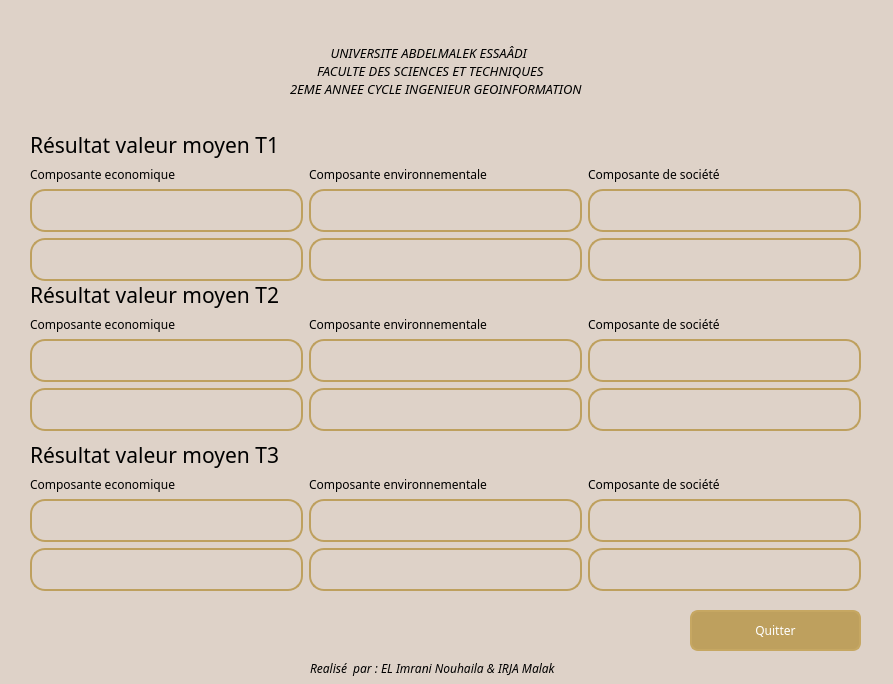
Before: the Qt Designer form sigpreject_dialog_base.ui in Naela1819/AnalyseMulticriteres, drawn with Qt 5.
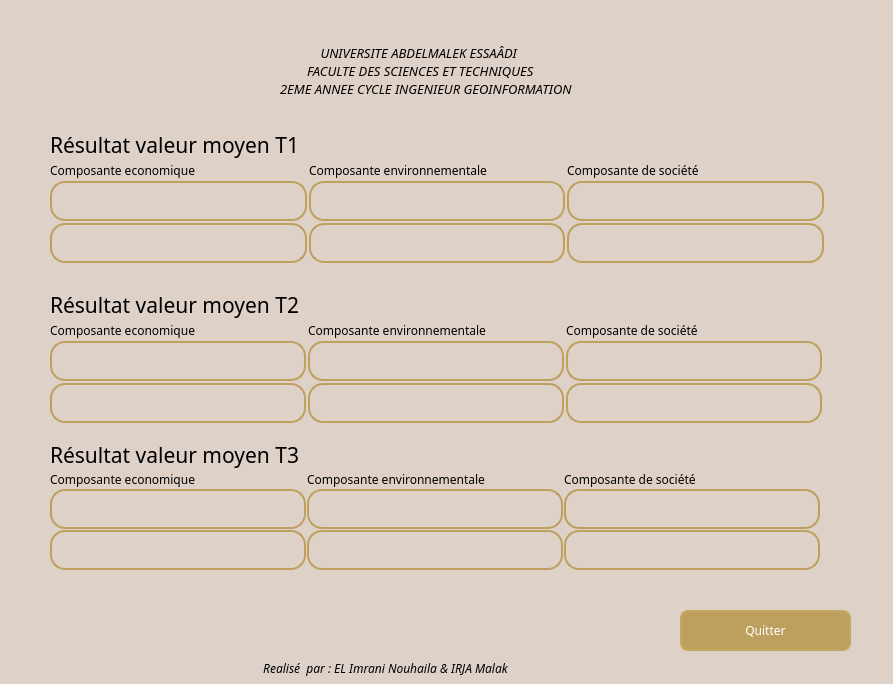
After: the same form once the commit is applied. The open tabs and pages were chosen to show the change.

Patch:
```diff
--- a/sigpreject_dialog_base.ui
+++ b/sigpreject_dialog_base.ui
@@ -19,10 +19,10 @@
   <widget class="QStackedWidget" name="stackedWidget">
    <property name="geometry">
     <rect>
-     <x>0</x>
+     <x>-10</x>
      <y>0</y>
-     <width>891</width>
-     <height>691</height>
+     <width>901</width>
+     <height>681</height>
     </rect>
    </property>
    <property name="styleSheet">
@@ -3683,6 +3683,12 @@
     </widget>
    </widget>
    <widget class="QWidget" name="page_6">
+    <property name="maximumSize">
+     <size>
+      <width>900</width>
+      <height>700</height>
+     </size>
+    </property>
     <widget class="QPushButton" name="quitbt4">
      <property name="geometry">
       <rect>
@@ -3740,7 +3746,7 @@
     <widget class="QLabel" name="label_39">
      <property name="geometry">
       <rect>
-       <x>310</x>
+       <x>230</x>
        <y>660</y>
        <width>331</width>
        <height>16</height>
@@ -3756,19 +3762,37 @@
      <property name="text">
       <string>Realisé  par : EL Imrani Nouhaila &amp; IRJA Malak</string>
      </property>
+     <property name="alignment">
+      <set>Qt::AlignCenter</set>
+     </property>
     </widget>
     <widget class="QWidget" name="layoutWidget">
      <property name="geometry">
       <rect>
-       <x>30</x>
-       <y>280</y>
-       <width>831</width>
-       <height>151</height>
+       <x>60</x>
+       <y>290</y>
+       <width>774</width>
+       <height>130</height>
       </rect>
      </property>
      <layout class="QGridLayout" name="gridLayout_5">
+      <property name="sizeConstraint">
+       <enum>QLayout::SetFixedSize</enum>
+      </property>
+      <property name="leftMargin">
+       <number>0</number>
+      </property>
+      <property name="spacing">
+       <number>2</number>
+      </property>
       <item row="2" column="1">
        <widget class="QTextBrowser" name="rst2_c2">
+        <property name="maximumSize">
+         <size>
+          <width>16777215</width>
+          <height>40</height>
+         </size>
+        </property>
         <property name="styleSheet">
          <string notr="true">QTextBrowser{
 border: 2px solid rgb(190, 160, 94);
@@ -3783,6 +3807,12 @@
       </item>
       <item row="2" column="2">
        <widget class="QTextBrowser" name="rst2_c3">
+        <property name="maximumSize">
+         <size>
+          <width>16777215</width>
+          <height>40</height>
+         </size>
+        </property>
         <property name="styleSheet">
          <string notr="true">QTextBrowser{
 border: 2px solid rgb(190, 160, 94);
@@ -3797,6 +3827,12 @@
       </item>
       <item row="3" column="0">
        <widget class="QTextBrowser" name="rst_c2_5">
+        <property name="maximumSize">
+         <size>
+          <width>16777215</width>
+          <height>40</height>
+         </size>
+        </property>
         <property name="styleSheet">
          <string notr="true">QTextBrowser{
 border: 2px solid rgb(190, 160, 94);
@@ -3811,6 +3847,12 @@
       </item>
       <item row="3" column="1">
        <widget class="QTextBrowser" name="rst_c2_18">
+        <property name="maximumSize">
+         <size>
+          <width>16777215</width>
+          <height>40</height>
+         </size>
+        </property>
         <property name="styleSheet">
          <string notr="true">QTextBrowser{
 border: 2px solid rgb(190, 160, 94);
@@ -3825,6 +3867,12 @@
       </item>
       <item row="3" column="2">
        <widget class="QTextBrowser" name="rst_c2_19">
+        <property name="maximumSize">
+         <size>
+          <width>16777215</width>
+          <height>40</height>
+         </size>
+        </property>
         <property name="styleSheet">
          <string notr="true">QTextBrowser{
 border: 2px solid rgb(190, 160, 94);
@@ -3839,6 +3887,12 @@
       </item>
       <item row="0" column="0">
        <widget class="QLabel" name="label_41">
+        <property name="maximumSize">
+         <size>
+          <width>16777215</width>
+          <height>30</height>
+         </size>
+        </property>
         <property name="font">
          <font>
           <family>Franklin Gothic Medium</family>
@@ -3852,6 +3906,12 @@
       </item>
       <item row="2" column="0">
        <widget class="QTextBrowser" name="rst2_c1">
+        <property name="maximumSize">
+         <size>
+          <width>16777215</width>
+          <height>40</height>
+         </size>
+        </property>
         <property name="styleSheet">
          <string notr="true">QTextBrowser{
 border: 2px solid rgb(190, 160, 94);
@@ -3866,6 +3926,12 @@
       </item>
       <item row="1" column="0">
        <widget class="QLabel" name="label_132">
+        <property name="maximumSize">
+         <size>
+          <width>16777215</width>
+          <height>20</height>
+         </size>
+        </property>
         <property name="font">
          <font>
           <family>Franklin Gothic Medium</family>
@@ -3879,6 +3945,12 @@
       </item>
       <item row="1" column="1">
        <widget class="QLabel" name="label_133">
+        <property name="maximumSize">
+         <size>
+          <width>16777215</width>
+          <height>20</height>
+         </size>
+        </property>
         <property name="font">
          <font>
           <family>Franklin Gothic Medium</family>
@@ -3892,6 +3964,12 @@
       </item>
       <item row="1" column="2">
        <widget class="QLabel" name="label_131">
+        <property name="maximumSize">
+         <size>
+          <width>16777215</width>
+          <height>20</height>
+         </size>
+        </property>
         <property name="font">
          <font>
           <family>Franklin Gothic Medium</family>
@@ -3908,15 +3986,27 @@
     <widget class="QWidget" name="layoutWidget_2">
      <property name="geometry">
       <rect>
-       <x>30</x>
+       <x>60</x>
        <y>440</y>
-       <width>831</width>
-       <height>151</height>
+       <width>772</width>
+       <height>127</height>
       </rect>
      </property>
-     <layout class="QGridLayout" name="gridLayout_6">
+     <layout class="QGridLayout" name="gridLayout_6" columnstretch="0,0,0">
+      <property name="sizeConstraint">
+       <enum>QLayout::SetFixedSize</enum>
+      </property>
+      <property name="spacing">
+       <number>1</number>
+      </property>
       <item row="0" column="0">
        <widget class="QLabel" name="label_44">
+        <property name="maximumSize">
+         <size>
+          <width>16777215</width>
+          <height>30</height>
+         </size>
+        </property>
         <property name="font">
          <font>
           <family>Franklin Gothic Medium</family>
@@ -3930,6 +4020,12 @@
       </item>
       <item row="1" column="2">
        <widget class="QLabel" name="label_134">
+        <property name="maximumSize">
+         <size>
+          <width>16777215</width>
+          <height>20</height>
+         </size>
+        </property>
         <property name="font">
          <font>
           <family>Franklin Gothic Medium</family>
@@ -3943,6 +4039,12 @@
       </item>
       <item row="2" column="0">
        <widget class="QTextBrowser" name="rst3_c1">
+        <property name="maximumSize">
+         <size>
+          <width>16777215</width>
+          <height>40</height>
+         </size>
+        </property>
         <property name="styleSheet">
          <string notr="true">QTextBrowser{
 border: 2px solid rgb(190, 160, 94);
@@ -3957,6 +4059,12 @@
       </item>
       <item row="1" column="0">
        <widget class="QLabel" name="label_135">
+        <property name="maximumSize">
+         <size>
+          <width>16777215</width>
+          <height>20</height>
+         </size>
+        </property>
         <property name="font">
          <font>
           <family>Franklin Gothic Medium</family>
@@ -3970,6 +4078,12 @@
       </item>
       <item row="1" column="1">
        <widget class="QLabel" name="label_136">
+        <property name="maximumSize">
+         <size>
+          <width>16777215</width>
+          <height>20</height>
+         </size>
+        </property>
         <property name="font">
          <font>
           <family>Franklin Gothic Medium</family>
@@ -3983,6 +4097,12 @@
       </item>
       <item row="2" column="1">
        <widget class="QTextBrowser" name="rst3_c2">
+        <property name="maximumSize">
+         <size>
+          <width>16777215</width>
+          <height>40</height>
+         </size>
+        </property>
         <property name="styleSheet">
          <string notr="true">QTextBrowser{
 border: 2px solid rgb(190, 160, 94);
@@ -3997,6 +4117,12 @@
       </item>
       <item row="2" column="2">
        <widget class="QTextBrowser" name="rst3_c3">
+        <property name="maximumSize">
+         <size>
+          <width>16777215</width>
+          <height>40</height>
+         </size>
+        </property>
         <property name="styleSheet">
          <string notr="true">QTextBrowser{
 border: 2px solid rgb(190, 160, 94);
@@ -4011,6 +4137,12 @@
       </item>
       <item row="3" column="0">
        <widget class="QTextBrowser" name="rst_c2_6">
+        <property name="maximumSize">
+         <size>
+          <width>16777215</width>
+          <height>40</height>
+         </size>
+        </property>
         <property name="styleSheet">
          <string notr="true">QTextBrowser{
 border: 2px solid rgb(190, 160, 94);
@@ -4025,6 +4157,12 @@
       </item>
       <item row="3" column="1">
        <widget class="QTextBrowser" name="rst_c2_20">
+        <property name="maximumSize">
+         <size>
+          <width>16777215</width>
+          <height>40</height>
+         </size>
+        </property>
         <property name="styleSheet">
          <string notr="true">QTextBrowser{
 border: 2px solid rgb(190, 160, 94);
@@ -4039,6 +4177,12 @@
       </item>
       <item row="3" column="2">
        <widget class="QTextBrowser" name="rst_c2_21">
+        <property name="maximumSize">
+         <size>
+          <width>16777215</width>
+          <height>40</height>
+         </size>
+        </property>
         <property name="styleSheet">
          <string notr="true">QTextBrowser{
 border: 2px solid rgb(190, 160, 94);
@@ -4056,15 +4200,46 @@
     <widget class="QWidget" name="layoutWidget">
      <property name="geometry">
       <rect>
-       <x>30</x>
+       <x>60</x>
        <y>130</y>
-       <width>831</width>
-       <height>151</height>
+       <width>774</width>
+       <height>130</height>
       </rect>
      </property>
-     <layout class="QGridLayout" name="gridLayout">
+     <layout class="QGridLayout" name="gridLayout" rowstretch="0,0,0,0" columnstretch="0,0,0">
+      <property name="sizeConstraint">
+       <enum>QLayout::SetMinAndMaxSize</enum>
+      </property>
+      <property name="spacing">
+       <number>2</number>
+      </property>
+      <item row="1" column="2">
+       <widget class="QLabel" name="label_57">
+        <property name="maximumSize">
+         <size>
+          <width>16777215</width>
+          <height>20</height>
+         </size>
+        </property>
+        <property name="font">
+         <font>
+          <family>Franklin Gothic Medium</family>
+          <pointsize>9</pointsize>
+         </font>
+        </property>
+        <property name="text">
+         <string>Composante de société</string>
+        </property>
+       </widget>
+      </item>
       <item row="0" column="0">
        <widget class="QLabel" name="label_33">
+        <property name="maximumSize">
+         <size>
+          <width>16777215</width>
+          <height>30</height>
+         </size>
+        </property>
         <property name="font">
          <font>
           <family>Franklin Gothic Medium</family>
@@ -4076,21 +4251,14 @@
         </property>
        </widget>
       </item>
-      <item row="1" column="2">
-       <widget class="QLabel" name="label_57">
-        <property name="font">
-         <font>
-          <family>Franklin Gothic Medium</family>
-          <pointsize>9</pointsize>
-         </font>
-        </property>
-        <property name="text">
-         <string>Composante de société</string>
-        </property>
-       </widget>
-      </item>
       <item row="2" column="0">
        <widget class="QTextBrowser" name="rst_c1">
+        <property name="maximumSize">
+         <size>
+          <width>16777215</width>
+          <height>40</height>
+         </size>
+        </property>
         <property name="styleSheet">
          <string notr="true">QTextBrowser{
 border: 2px solid rgb(190, 160, 94);
@@ -4105,6 +4273,12 @@
       </item>
       <item row="1" column="0">
        <widget class="QLabel" name="label_55">
+        <property name="maximumSize">
+         <size>
+          <width>16777215</width>
+          <height>20</height>
+         </size>
+        </property>
         <property name="font">
          <font>
           <family>Franklin Gothic Medium</family>
@@ -4118,6 +4292,12 @@
       </item>
       <item row="1" column="1">
        <widget class="QLabel" name="label_56">
+        <property name="maximumSize">
+         <size>
+          <width>16777215</width>
+          <height>20</height>
+         </size>
+        </property>
         <property name="font">
          <font>
           <family>Franklin Gothic Medium</family>
@@ -4131,6 +4311,18 @@
       </item>
       <item row="2" column="1">
        <widget class="QTextBrowser" name="rst_c2">
+        <property name="minimumSize">
+         <size>
+          <width>0</width>
+          <height>40</height>
+         </size>
+        </property>
+        <property name="maximumSize">
+         <size>
+          <width>16777215</width>
+          <height>40</height>
+         </size>
+        </property>
         <property name="styleSheet">
          <string notr="true">QTextBrowser{
 border: 2px solid rgb(190, 160, 94);
@@ -4145,6 +4337,12 @@
       </item>
       <item row="2" column="2">
        <widget class="QTextBrowser" name="rst_c3">
+        <property name="maximumSize">
+         <size>
+          <width>16777215</width>
+          <height>40</height>
+         </size>
+        </property>
         <property name="styleSheet">
          <string notr="true">QTextBrowser{
 border: 2px solid rgb(190, 160, 94);
@@ -4159,6 +4357,18 @@
       </item>
       <item row="3" column="0">
        <widget class="QTextBrowser" name="rst_c22">
+        <property name="minimumSize">
+         <size>
+          <width>0</width>
+          <height>40</height>
+         </size>
+        </property>
+        <property name="maximumSize">
+         <size>
+          <width>16777215</width>
+          <height>40</height>
+         </size>
+        </property>
         <property name="styleSheet">
          <string notr="true">QTextBrowser{
 border: 2px solid rgb(190, 160, 94);
@@ -4173,6 +4383,12 @@
       </item>
       <item row="3" column="1">
        <widget class="QTextBrowser" name="rst_c2_10">
+        <property name="maximumSize">
+         <size>
+          <width>16777215</width>
+          <height>40</height>
+         </size>
+        </property>
         <property name="styleSheet">
          <string notr="true">QTextBrowser{
 border: 2px solid rgb(190, 160, 94);
@@ -4187,6 +4403,18 @@
       </item>
       <item row="3" column="2">
        <widget class="QTextBrowser" name="rst_c2_11">
+        <property name="minimumSize">
+         <size>
+          <width>0</width>
+          <height>40</height>
+         </size>
+        </property>
+        <property name="maximumSize">
+         <size>
+          <width>16777215</width>
+          <height>40</height>
+         </size>
+        </property>
         <property name="styleSheet">
          <string notr="true">QTextBrowser{
 border: 2px solid rgb(190, 160, 94);
```
Left out of the diff: 135 changed lines with no effect on the pictures.
